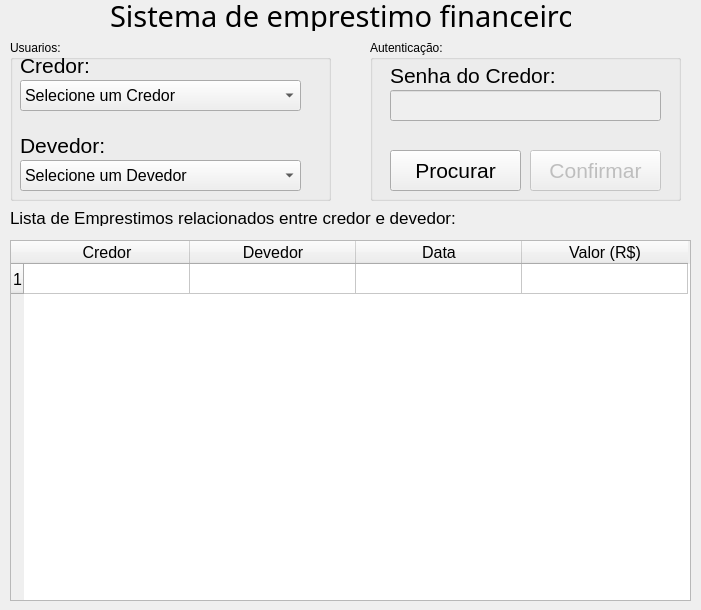
Qt form Sistema Financeiro.ui (MathWintruff/SistemaFinanceiro) before a commit.
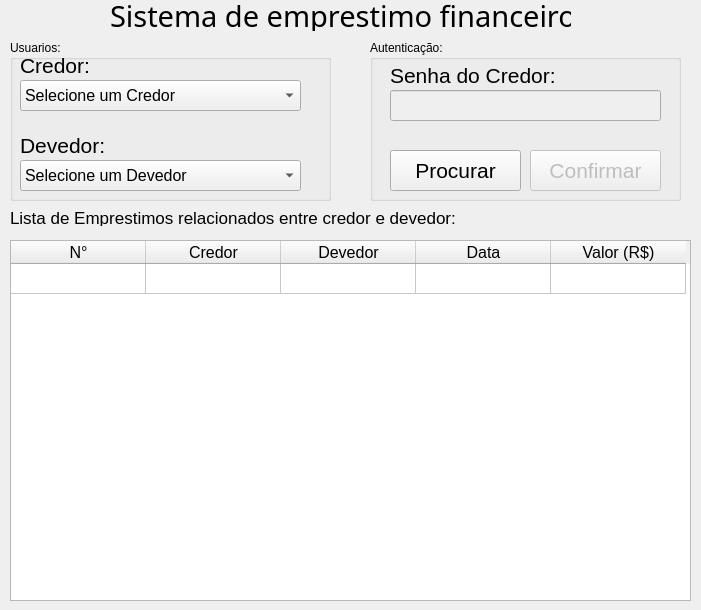
The same form after that commit. Icons and pictures are not drawn.

What changed in the file:
```diff
--- a/Sistema Financeiro.ui
+++ b/Sistema Financeiro.ui
@@ -87,12 +87,20 @@
     <number>100</number>
    </attribute>
    <attribute name="horizontalHeaderDefaultSectionSize">
-    <number>166</number>
+    <number>135</number>
+   </attribute>
+   <attribute name="verticalHeaderVisible">
+    <bool>false</bool>
    </attribute>
    <attribute name="verticalHeaderDefaultSectionSize">
     <number>30</number>
    </attribute>
    <row/>
+   <column>
+    <property name="text">
+     <string>N°</string>
+    </property>
+   </column>
    <column>
     <property name="text">
      <string>Credor</string>
@@ -113,12 +121,12 @@
      <string>Valor (R$)</string>
     </property>
    </column>
-   <item row="0" column="0">
+   <item row="0" column="1">
     <property name="text">
      <string/>
     </property>
    </item>
-   <item row="0" column="1">
+   <item row="0" column="2">
     <property name="text">
      <string/>
     </property>
```
